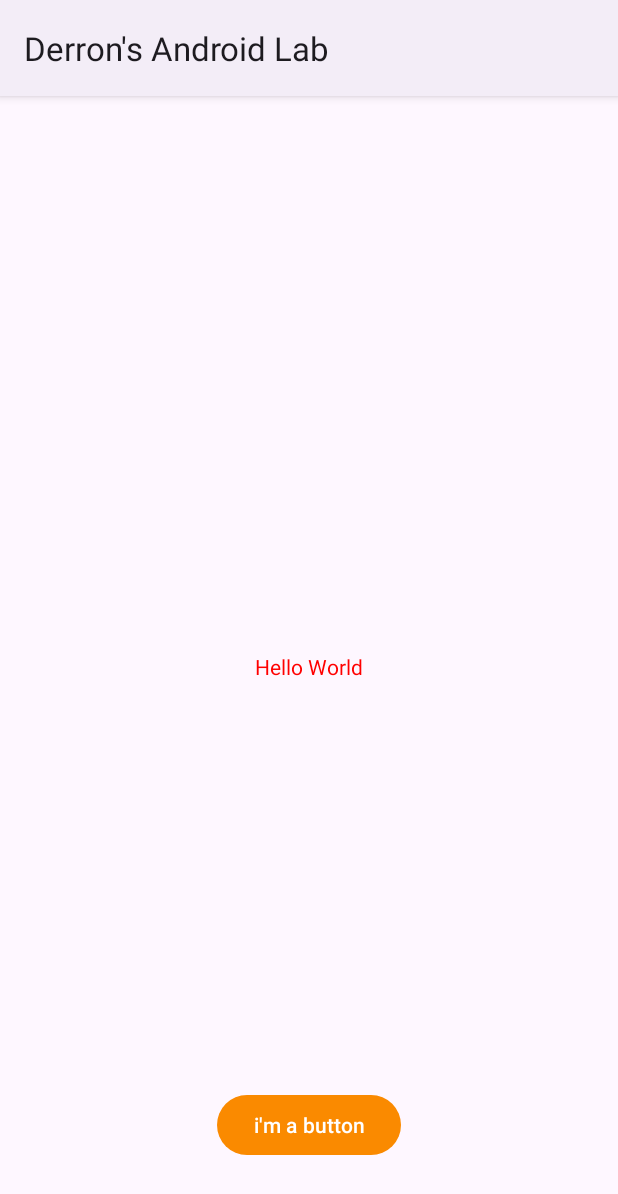
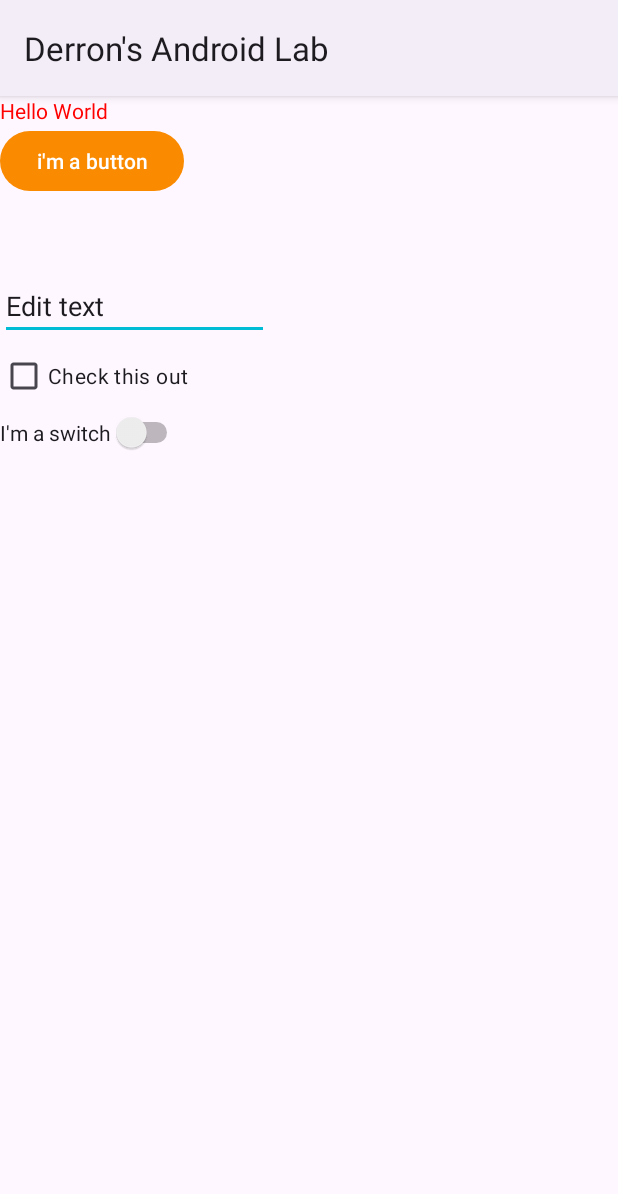
Before and after one commit to derrondinh/Derrons_Android_Lab, an Android app: the screen it shows after launch (MainActivity), on a phone screen of 412 x 824 dp. Shown: the top 1194 px of the screen. Run offline under Robolectric (Android 15) with nearby library versions, the phone set to English and light mode, and no system bars.

Commit message:
Fourth Commit added a check box and switch

```diff
--- a/app/build.gradle
+++ b/app/build.gradle
@@ -5,6 +5,10 @@ plugins {
 android {
     namespace 'algonquin.cst2335.Derron'
     compileSdk 33
+
+    buildFeatures {
+        viewBinding true
+    }
 
     defaultConfig {
         applicationId "algonquin.cst2335.Derron"
--- a/app/src/main/AndroidManifest.xml
+++ b/app/src/main/AndroidManifest.xml
@@ -12,7 +12,7 @@
         android:theme="@style/Theme.DerronsAndroidLab"
         tools:targetApi="31">
         <activity
-            android:name=".MainActivity"
+            android:name=".ui.MainActivity"
             android:exported="true">
             <intent-filter>
                 <action android:name="android.intent.action.MAIN" />
--- a/app/src/main/java/algonquin/cst2335/Derron/MainActivity.java
+++ /dev/null
@@ -1,14 +0,0 @@
-package algonquin.cst2335.Derron;
-
-import androidx.appcompat.app.AppCompatActivity;
-
-import android.os.Bundle;
-
-public class MainActivity extends AppCompatActivity {
-
-    @Override
-    protected void onCreate(Bundle savedInstanceState) {
-        super.onCreate(savedInstanceState);
-        setContentView(R.layout.activity_main);
-    }
-}
--- /dev/null
+++ b/app/src/main/java/algonquin/cst2335/Derron/data/MainViewModel.java
@@ -0,0 +1,11 @@
+package algonquin.cst2335.Derron.data;
+
+import androidx.lifecycle.MutableLiveData;
+import androidx.lifecycle.ViewModel;
+
+public class MainViewModel extends ViewModel {
+    public String button="i'm a button";
+    public String text="Hello World";
+
+    public String edit="Edit text";
+}
--- /dev/null
+++ b/app/src/main/java/algonquin/cst2335/Derron/ui/MainActivity.java
@@ -0,0 +1,63 @@
+package algonquin.cst2335.Derron.ui;
+
+import androidx.annotation.NonNull;
+import androidx.appcompat.app.AppCompatActivity;
+import androidx.lifecycle.ViewModelProvider;
+
+import android.os.Bundle;
+import android.view.View;
+import android.widget.Button;
+import android.widget.CheckBox;
+import android.widget.EditText;
+import android.widget.Switch;
+import android.widget.TextView;
+
+import algonquin.cst2335.Derron.data.MainViewModel;
+import algonquin.cst2335.Derron.databinding.ActivityMainBinding;
+
+public class MainActivity extends AppCompatActivity {
+
+    private ActivityMainBinding variableBinding;
+    private MainViewModel model;
+
+    @Override
+    protected void onCreate(Bundle savedInstanceState) {
+        super.onCreate(savedInstanceState);
+        model = new ViewModelProvider(this).get(MainViewModel.class);
+
+        variableBinding = ActivityMainBinding.inflate(getLayoutInflater());
+        setContentView(variableBinding.getRoot());
+        TextView mytext = variableBinding.mytextview;
+        Button mybutton = variableBinding.mybutton;
+        EditText myedit = variableBinding.myedittext;
+        CheckBox mycheckbox = variableBinding.mycheckbox;
+        Switch myswitch = variableBinding.myswitch;
+
+        mytext.setText(model.text);
+        mybutton.setText(model.button);
+        myedit.setText(model.edit);
+        mycheckbox.setOnCheckedChangeListener( (a,b) ->{
+            mytext.setText("the checkbox is on?" + b);
+        });
+        myswitch.setOnCheckedChangeListener( (a,b) ->{
+            mytext.setText("the switch is on?" + b);
+        });
+
+
+        mybutton.setOnClickListener( (v) ->{
+            model.text ="You clicked the button";
+            model.button ="Something new here";
+            mytext.setText(model.text);
+            mybutton.setText(model.button);
+        });
+
+
+
+       /* variableBinding.mybutton.setOnClickListener(click -> {
+            model.editString.observe(this,s -> {
+                variableBinding.mytextview.setText("Your edit text has: "+ s);
+            });
+
+        });*/
+    }
+}
--- a/app/src/main/res/layout/activity_main.xml
+++ b/app/src/main/res/layout/activity_main.xml
@@ -1,28 +1,40 @@
 <?xml version="1.0" encoding="utf-8"?>
-<androidx.constraintlayout.widget.ConstraintLayout xmlns:android="http://schemas.android.com/apk/res/android"
-    xmlns:app="http://schemas.android.com/apk/res-auto"
+<LinearLayout
+    xmlns:android="http://schemas.android.com/apk/res/android"
     xmlns:tools="http://schemas.android.com/tools"
     android:layout_width="match_parent"
     android:layout_height="match_parent"
-    tools:context=".MainActivity">
+    tools:context=".ui.MainActivity"
+    android:orientation="vertical">
+
 
     <TextView
         android:layout_width="wrap_content"
         android:layout_height="wrap_content"
         android:text="@string/hello_message"
-        app:layout_constraintBottom_toBottomOf="parent"
-        app:layout_constraintEnd_toEndOf="parent"
-        app:layout_constraintStart_toStartOf="parent"
-        app:layout_constraintTop_toTopOf="parent" />
+        android:id="@+id/mytextview"/>
 
     <Button
         android:layout_width="wrap_content"
         android:layout_height="wrap_content"
         android:layout_marginBottom="50dp"
         android:text="@string/button_message"
-        app:layout_constraintBottom_toBottomOf="parent"
-        app:layout_constraintEnd_toEndOf="parent"
-        app:layout_constraintHorizontal_bias="0.5"
-        app:layout_constraintStart_toStartOf="parent" />
+        android:id="@+id/mybutton"/>
+    <EditText
+        android:layout_width="wrap_content"
+        android:layout_height="wrap_content"
+        android:hint="@string/hint_text"
+        android:id="@+id/myedittext"/>
+    <CheckBox
+        android:layout_width="wrap_content"
+        android:layout_height="wrap_content"
+        android:text="Check this out"
+        android:id="@+id/mycheckbox"/>
+    <Switch
+        android:layout_width="wrap_content"
+        android:layout_height="wrap_content"
+        android:id="@+id/myswitch"
+        android:text="I'm a switch"/>
 
-</androidx.constraintlayout.widget.ConstraintLayout>
+
+</LinearLayout>
--- a/app/src/main/res/values/strings.xml
+++ b/app/src/main/res/values/strings.xml
@@ -2,4 +2,5 @@
     <string name="app_name">Derron\'s Android Lab</string>
     <string name="hello_message">Hello World</string>
     <string name="button_message">i\'m a button</string>
+    <string name="hint_text">Write something here</string>
 </resources>
```
